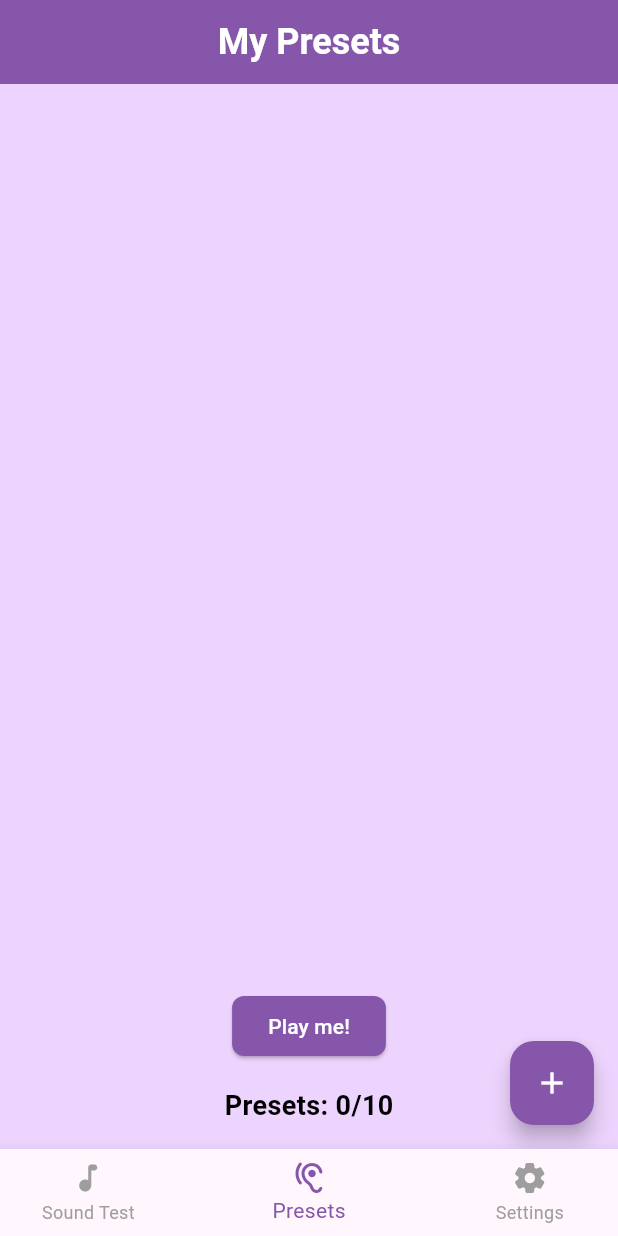
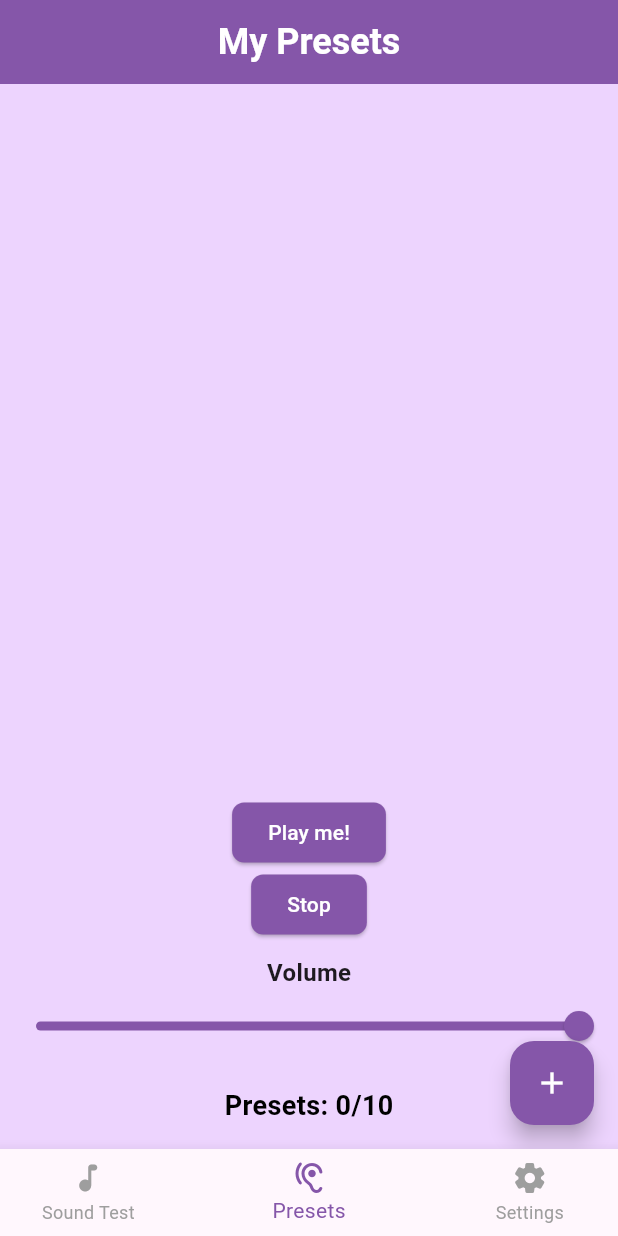
Before and after one commit to Nolelle/headphonemobileapp, a Flutter app: the screen it shows after launch, on a phone screen of 412 x 824 dp. Run offline on Flutter 3.47's test engine with Material 3 defaults, Android fonts, the phone set to English and light mode, and no system bars; our stand-ins replace audioplayers, shared_preferences.

Commit message:
added stop and volume
theres now a way to mess with the volume, and you can stop the song, not pause!

```diff
--- a/lib/features/presets/views/screens/preset_list_page.dart
+++ b/lib/features/presets/views/screens/preset_list_page.dart
@@ -20,10 +20,19 @@ class PresetsListPage extends StatefulWidget {
 class _PresetsListPageState extends State<PresetsListPage> {
   String? activePresetId; // Tracks the currently active preset ID
   final player = AudioPlayer();
+  double volume = 1.0;
 
   Future<void> playSound() async {
     String audioPath = "audio/eminem.mp3";
+    await player.setVolume(volume);
     await player.play(AssetSource(audioPath));
+  }
+
+  void updateVolume(double value) {
+    setState(() {
+      volume = value;
+    });
+    player.setVolume(volume);
   }
 
   Future<bool> _showConfirmationDialog(
@@ -50,7 +59,6 @@ class _PresetsListPageState extends State<PresetsListPage> {
     ) ??
         false;
   }
-
   Future<bool> _showDeleteConfirmationDialog(
       BuildContext context, String presetName) async {
     return await showDialog<bool>(
@@ -217,12 +225,37 @@ class _PresetsListPageState extends State<PresetsListPage> {
           //temp
           //audio player for testing purposes
           Center(
-            child: ElevatedButton(
-                onPressed: () {
-                  playSound();
-                },
-                child: const Text("Play me!")
-            )
+            child: Column (
+              children: [
+                  ElevatedButton(
+                      onPressed: () {
+                        playSound();
+                      },
+                      child: const Text("Play me!")
+                  ),
+                  ElevatedButton(
+                      onPressed: () {
+                        player.stop();
+                      },
+                      child: const Text("Stop")
+                  ),
+                const SizedBox(height: 10),
+                // Volume Control Slider
+                Column(
+                  children: [
+                    const Text('Volume', style: TextStyle(fontSize: 16, fontWeight: FontWeight.bold)),
+                    Slider(
+                      value: volume,
+                      min: 0.0,
+                      max: 1.0,
+                      divisions: 100,
+                      label: (volume * 100).toStringAsFixed(0),
+                      onChanged: updateVolume,
+                    ),
+                  ],
+                ),
+              ]
+            ),
           ),
 
           Consumer<PresetProvider>(
```
